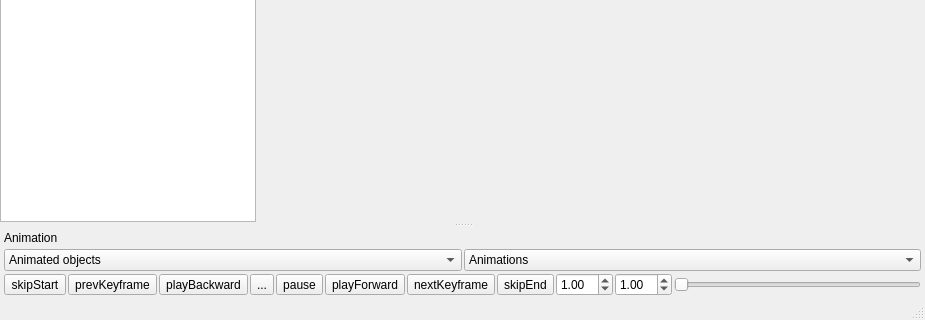
Before: the Qt Designer form app-Viewer-Qt/qtMainWindow.ui in cpvrlab/SLProject, drawn with Qt 5; both pictures show x 0 to 925 and y 337 to 657 of the 925 by 657 pixel window.
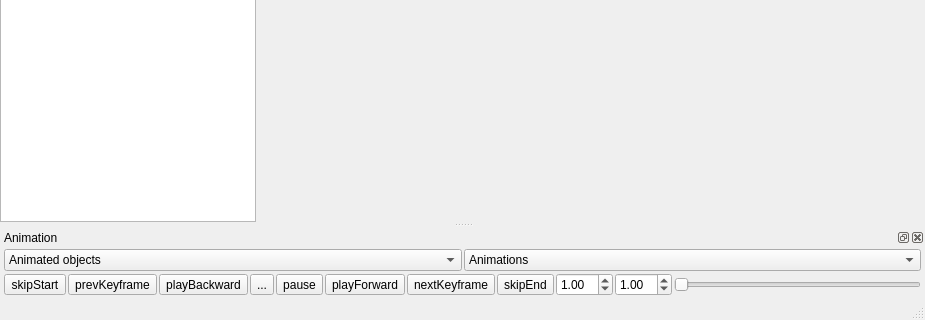
After: the same form once the commit is applied. Icons and pictures are not drawn. Custom widgets are drawn as their Qt base class.

The edit to the form file:
```diff
--- a/app-Viewer-Qt/qtMainWindow.ui
+++ b/app-Viewer-Qt/qtMainWindow.ui
@@ -527,7 +527,7 @@
     <bool>false</bool>
    </property>
    <property name="features">
-    <set>QDockWidget::NoDockWidgetFeatures</set>
+    <set>QDockWidget::AllDockWidgetFeatures</set>
    </property>
    <property name="windowTitle">
     <string>Animation</string>
```
